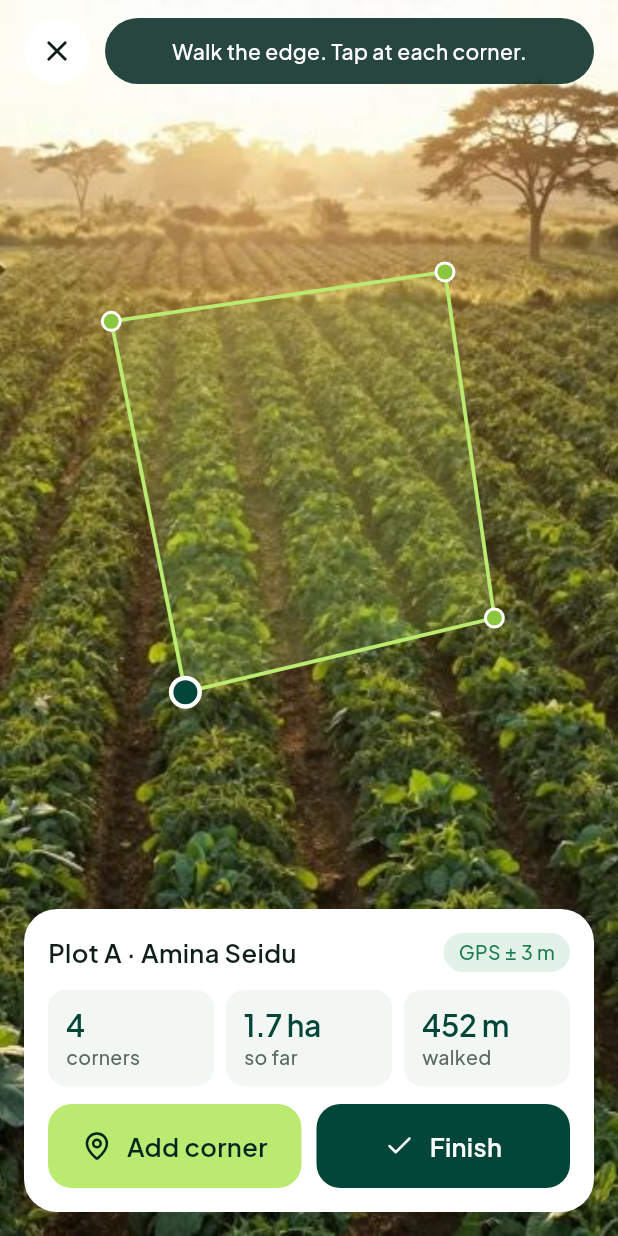
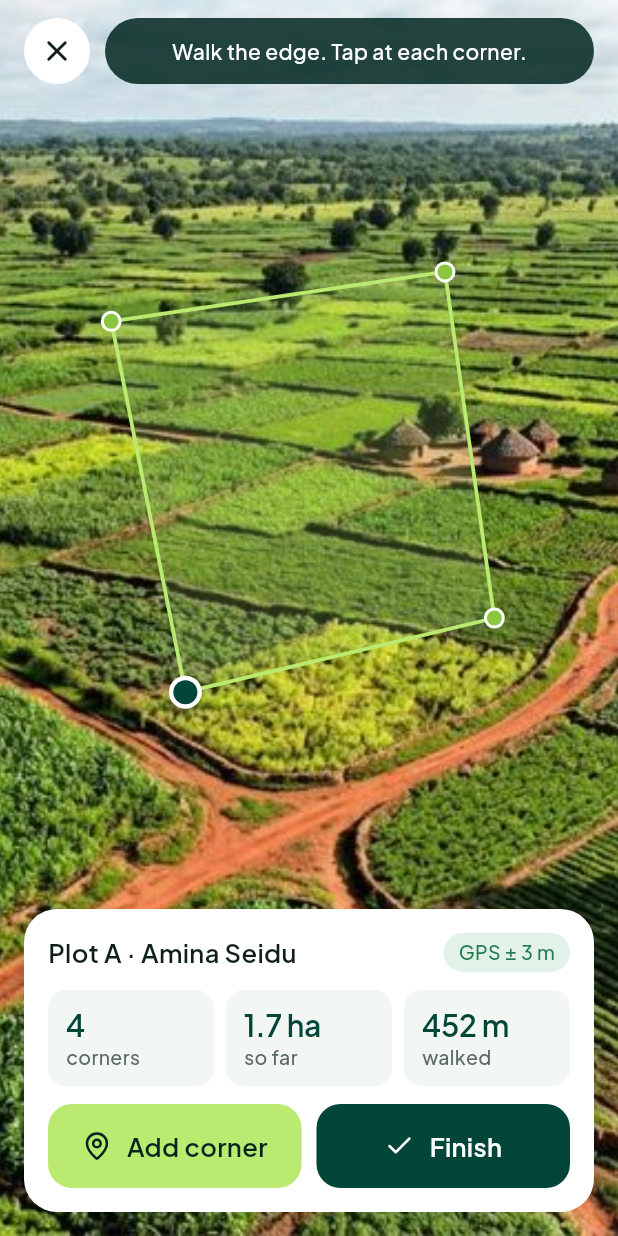
Before and after one commit to thekoomsonn-maker/verdant-foods-platform, a Flutter app: the MapPlotScreen screen opened by its route, on a phone screen of 412 x 824 dp. Run offline on Flutter 3.47's test engine with Material 3 defaults, Android fonts, the phone set to English and light mode, and no system bars; our stand-ins replace go_router, lucide_icons_flutter, material_ui, shared_preferences; accounts and stored records are empty.

Commit message:
App preview: side panel text style, aerial photo on the plot map; drop unused photos

```diff
--- a/app/lib/preview/preview_frame.dart
+++ b/app/lib/preview/preview_frame.dart
@@ -20,7 +20,7 @@ class PreviewFrame extends StatelessWidget {
     if (mq.size.width < 760 || mq.size.height < 640) return child;
     const phone = Size(390, 844);
     final scale = ((mq.size.height - 48) / phone.height).clamp(.6, 1.0);
-    return ColoredBox(
+    return Material(
       color: VC.mist,
       child: Row(children: [
         Expanded(child: _Panel(router: router)),
--- a/app/lib/screens/officer/field_tools.dart
+++ b/app/lib/screens/officer/field_tools.dart
@@ -53,7 +53,7 @@ class _MapPlotScreenState extends State<MapPlotScreen> {
         body: LayoutBuilder(builder: (context, box) {
           final size = Size(box.maxWidth, box.maxHeight);
           return Stack(fit: StackFit.expand, children: [
-            Positioned.fill(child: Image.asset('assets/images/photos/hero-aerial.jpg', fit: BoxFit.cover)),
+            Positioned.fill(child: Image.asset('assets/images/photos/aerial-plots.jpg', fit: BoxFit.cover)),
             Positioned.fill(
               child: GestureDetector(
                 onTapUp: (d) {
```
Also changed, not shown: app/assets/images/photos/hero-aerial.jpg (deleted), app/assets/images/photos/officer-tablet.jpg (deleted), app/assets/images/photos/vsla-meeting.jpg (deleted).
